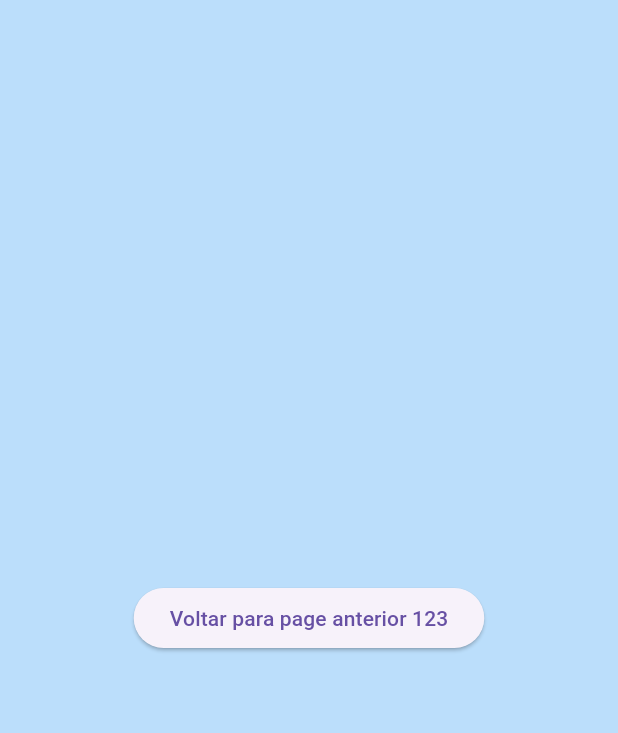
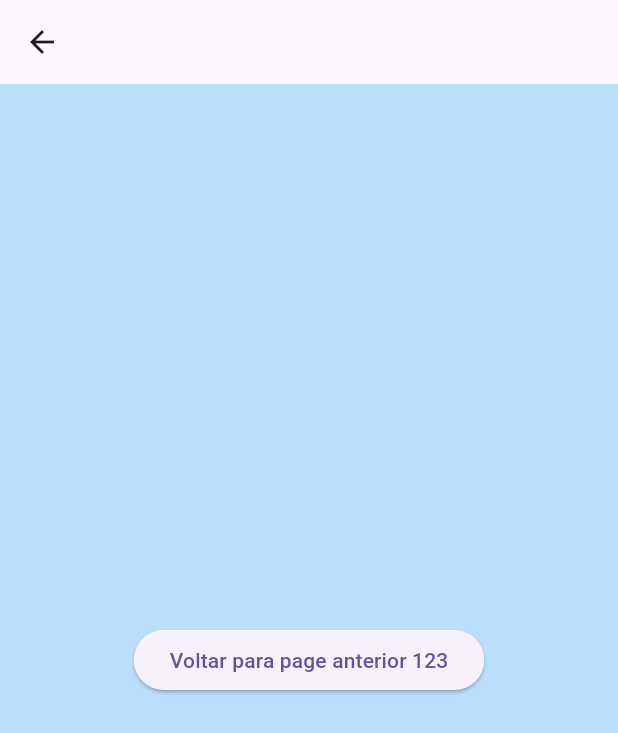
Before and after one commit to SANTOSTAVARES/curso_flutter, a Flutter app: the screen it shows after launch, after a tap on "Ir para Segunda Page", on a phone screen of 412 x 824 dp. Shown: the top 733 px of the screen. Run offline on Flutter 3.47's test engine with Material 3 defaults, Android fonts, the phone set to English and light mode, and no system bars.

```diff
--- a/lib/one_page.dart
+++ b/lib/one_page.dart
@@ -10,7 +10,9 @@ class OnePage extends StatelessWidget {
       body: Center(
         child: ElevatedButton(
           onPressed: () {
-            Navigator.of(context).pushNamed('/twoPage', arguments: '123');
+            Navigator.of(context).pushNamed('/twoPage', arguments: '123').then(
+              (value) => print(value),
+              );
           },
           child: const Text('Ir para Segunda Page'),
         ),
--- a/lib/two_page.dart
+++ b/lib/two_page.dart
@@ -7,11 +7,12 @@ class TwoPage extends StatelessWidget {
   Widget build(BuildContext context) {
     var args =  ModalRoute.of(context)!.settings.arguments as String;
     return Scaffold(
+      appBar: AppBar(),
       backgroundColor: Colors.blue.shade100,
       body: Center(
         child: ElevatedButton(
           onPressed: () {
-            Navigator.of(context).pop();
+            Navigator.of(context).pop('Retorno');
           },
           child: Text('Voltar para page anterior $args'),
         ),
```
